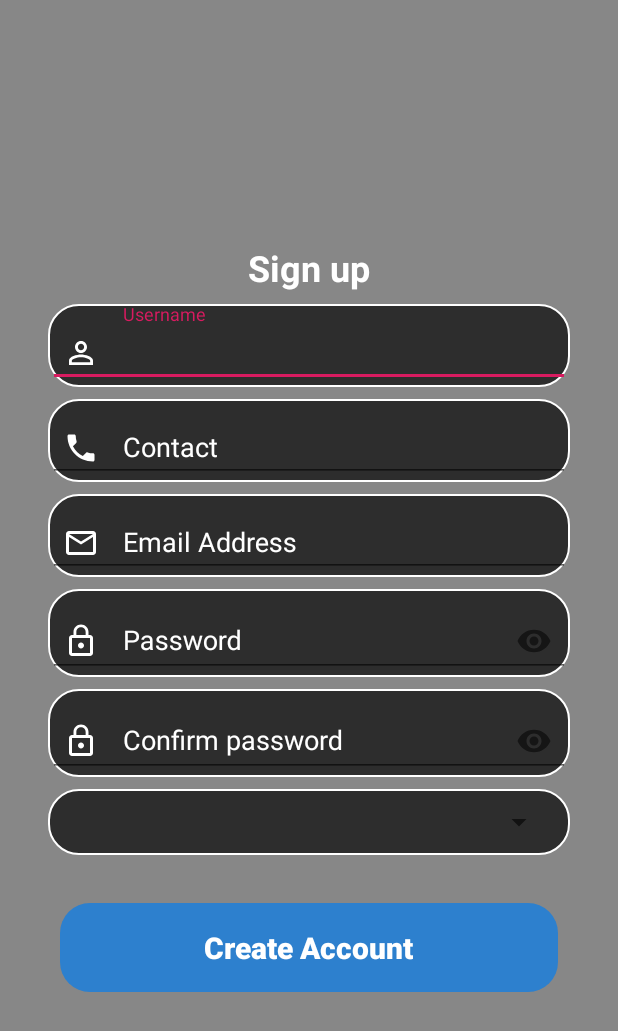
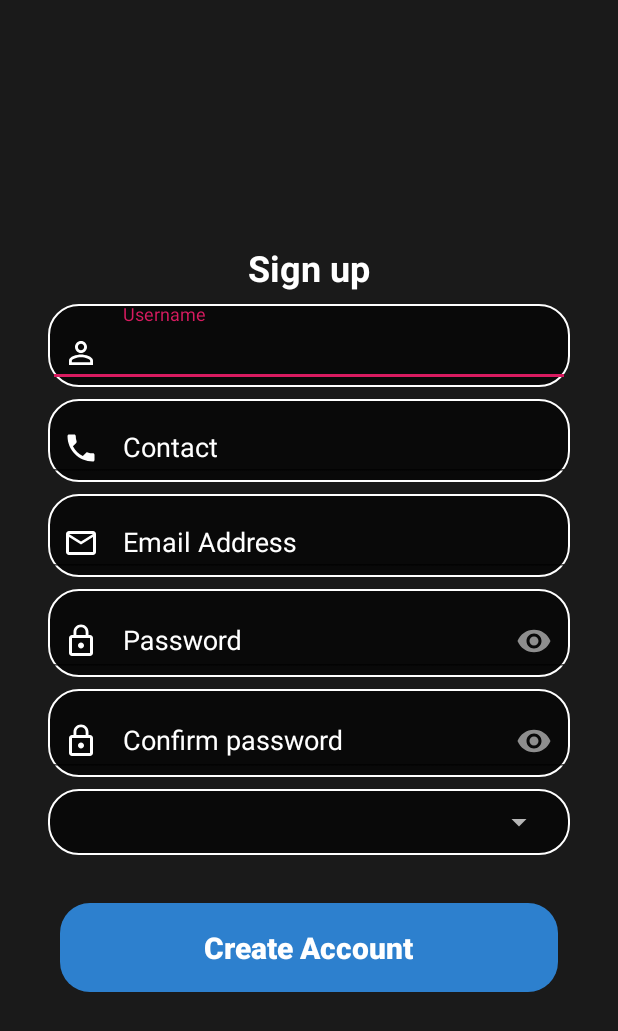
Before and after one commit to JasperEssien2/GoalSetter, an Android app: the layout fragment_sign_up.xml on its own in the app's theme, with its tools: preview values and no code run, on a phone screen of 412 x 824 dp. Shown: the top 1031 px of the screen. Run offline under Robolectric (Android 15) with nearby library versions, the phone set to English and light mode, and no system bars.

Commit message:
commit 1:53 A.M

```diff
--- a/app/src/main/res/layout/fragment_login.xml
+++ b/app/src/main/res/layout/fragment_login.xml
@@ -63,6 +63,7 @@
                     android:drawableStart="@drawable/ic_mail_outline_black_24dp"
                     android:drawablePadding="16dp"
                     android:inputType="textEmailAddress"
+                    app:backgroundTint="#AA000000"
                     android:padding="10dp"
                     android:textColorHint="#cccccc" />
 
@@ -91,6 +92,7 @@
                     android:drawablePadding="16dp"
                     android:inputType="textPassword"
                     android:padding="10dp"
+                    app:backgroundTint="#AA000000"
                     android:textColorHint="#cccccc" />
 
             </com.google.android.material.textfield.TextInputLayout>
--- a/app/src/main/res/layout/fragment_sign_up.xml
+++ b/app/src/main/res/layout/fragment_sign_up.xml
@@ -64,6 +64,7 @@
                     android:inputType="text"
                     android:layout_height="wrap_content"
                     android:layout_width="match_parent"
+                    app:backgroundTint="#AA000000"
                     android:padding="10dp"
                     android:textColorHint="#cccccc" />
 
@@ -90,6 +91,7 @@
                     android:inputType="phone"
                     android:layout_height="wrap_content"
                     android:layout_width="match_parent"
+                    app:backgroundTint="#AA000000"
                     android:padding="10dp"
                     android:textColorHint="#cccccc" />
 
@@ -117,6 +119,7 @@
                     android:layout_height="wrap_content"
                     android:layout_width="match_parent"
                     android:padding="10dp"
+                    app:backgroundTint="#AA000000"
                     android:textColorHint="#cccccc" />
 
             </com.google.android.material.textfield.TextInputLayout>
@@ -143,6 +146,7 @@
                     android:inputType="textPassword"
                     android:layout_height="wrap_content"
                     android:layout_width="match_parent"
+                    app:backgroundTint="#AA000000"
                     android:padding="10dp"
                     android:textColorHint="#cccccc" />
 
@@ -170,6 +174,7 @@
                     android:inputType="textPassword"
                     android:layout_height="wrap_content"
                     android:layout_width="match_parent"
+                    app:backgroundTint="#AA000000"
                     android:padding="10dp"
                     android:textColorHint="#cccccc" />
 
--- a/app/src/main/res/values/styles.xml
+++ b/app/src/main/res/values/styles.xml
@@ -1,11 +1,12 @@
 <resources>
 
     <!-- Base application theme. -->
-    <style name="AppTheme" parent="Theme.AppCompat.Light.DarkActionBar">
+    <style name="AppTheme" parent="Theme.AppCompat.NoActionBar">
         <!-- Customize your theme here. -->
         <item name="colorPrimary">@color/colorPrimary</item>
         <item name="colorPrimaryDark">@color/colorPrimaryDark</item>
         <item name="colorAccent">@color/colorAccent</item>
+
     </style>
 
     <style name="WelcomeTextStyle">
```
